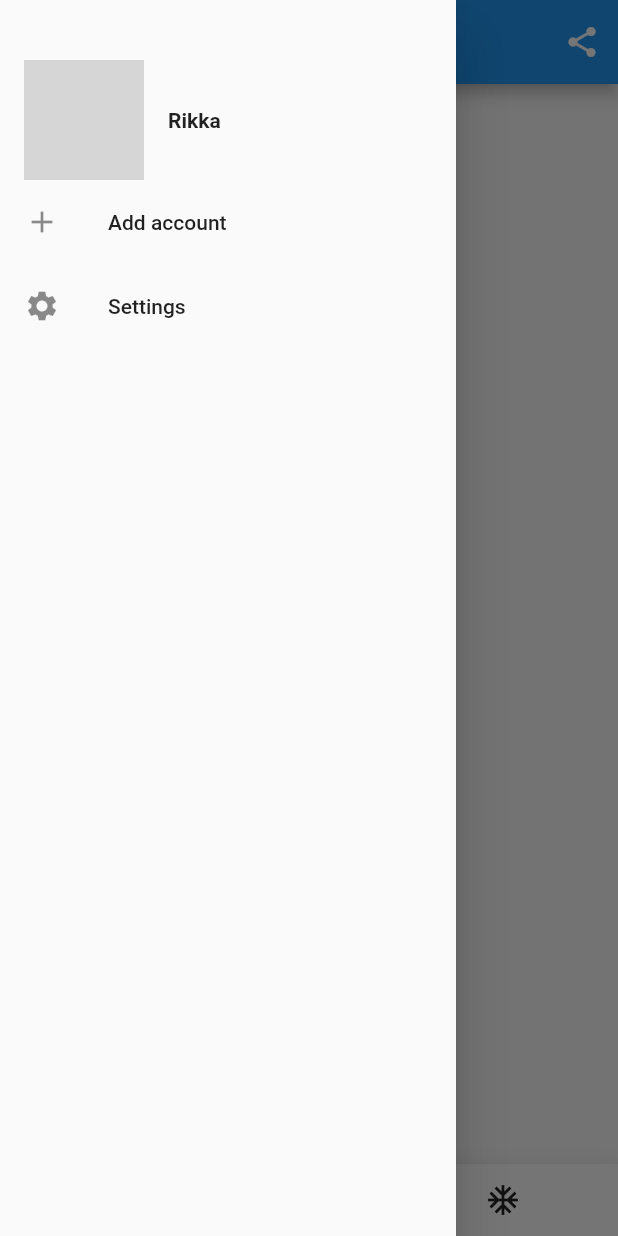
After one commit to Rikkatheworld/flutter_study_demo, a Flutter app: the ScaffoldWidgetRoute screen opened directly, with the side drawer open, on a phone screen of 412 x 824 dp. The commit adds this screen. Run offline on Flutter 3.47's test engine with Material 2 defaults, Android fonts, the light colour scheme and no system bars; grey boxes are pictures that could not be loaded.

Commit message:
scaffold study

```diff
--- a/lib/main.dart
+++ b/lib/main.dart
@@ -2,6 +2,7 @@ import 'package:flutter/material.dart';
 import 'package:flutter_study_demo/basics_widget.dart';
 import 'package:flutter_study_demo/form_demo.dart';
 import 'package:flutter_study_demo/layout_widget.dart';
+import 'package:flutter_study_demo/scaffold_demo.dart';
 import 'package:flutter_study_demo/single_line_container_widget.dart';
 
 import 'clip_widget.dart';
@@ -101,6 +102,18 @@ class MyAppHomePage extends StatelessWidget {
                       builder: (context) => const SingleLineContainerWidgetRoute()));
             },
           ),
+          ElevatedButton(
+            child: const Text(
+              'Scaffold demo',
+              style: TextStyle(fontSize: 10),
+            ),
+            onPressed: () {
+              Navigator.push(
+                  context,
+                  MaterialPageRoute(
+                      builder: (context) => const ScaffoldWidgetRoute()));
+            },
+          ),
         ],
       ),
     );
--- /dev/null
+++ b/lib/scaffold_demo.dart
@@ -0,0 +1,112 @@
+import 'package:flutter/material.dart';
+
+class ScaffoldWidgetRoute extends StatefulWidget {
+  const ScaffoldWidgetRoute({Key? key}) : super(key: key);
+
+  @override
+  State<ScaffoldWidgetRoute> createState() => _ScaffoldWidgetRouteState();
+}
+
+class _ScaffoldWidgetRouteState extends State<ScaffoldWidgetRoute> {
+  int _selectIndex = 1;
+
+  @override
+  Widget build(BuildContext context) {
+    return Scaffold(
+      // 导航栏
+      appBar: AppBar(
+        title: const Text("Scaffold Demo"),
+        leading: Builder(builder: (context) {
+          return IconButton(
+              onPressed: () => {Scaffold.of(context).openDrawer()},
+              icon: const Icon(
+                Icons.dashboard,
+                color: Colors.white,
+              ));
+        }),
+        actions: [
+          // 导航栏右侧菜单
+          IconButton(onPressed: () {}, icon: Icon(Icons.share))
+        ],
+      ),
+      // 抽屉菜单
+      drawer: const MyDrawer(),
+      // 底部导航
+      // bottomNavigationBar: BottomNavigationBar(
+      //   items: const [
+      //     BottomNavigationBarItem(icon: Icon(Icons.home), label: "Home"),
+      //     BottomNavigationBarItem(icon: Icon(Icons.ac_unit), label: "Unit"),
+      //     BottomNavigationBarItem(icon: Icon(Icons.school), label: "School")
+      //   ],
+      //   currentIndex: _selectIndex,
+      //   fixedColor: Colors.blue,
+      //   onTap: (index) => {},
+      // ),
+      bottomNavigationBar: BottomAppBar(
+        color: Colors.white,
+        shape: CircularNotchedRectangle(), // 底部导航栏打一个圆形的洞
+        child: Row(
+          children: [
+            IconButton(
+              icon: Icon(Icons.home),
+              onPressed: () {},
+            ),
+            SizedBox(), //中间位置空出
+            IconButton(onPressed: () {}, icon: Icon(Icons.ac_unit))
+          ],
+          // 均分底部导航栏横向空间
+          mainAxisAlignment: MainAxisAlignment.spaceAround,
+        ),
+      ),
+      // 悬浮按钮
+      floatingActionButtonLocation: FloatingActionButtonLocation.centerDocked,
+      floatingActionButton: FloatingActionButton(
+        child: Icon(Icons.add),
+        onPressed: () => {},
+      ),
+    );
+  }
+}
+
+class MyDrawer extends StatelessWidget {
+  const MyDrawer({Key? key}) : super(key: key);
+
+  @override
+  Widget build(BuildContext context) {
+    return Drawer(
+        child: MediaQuery.removePadding(
+            context: context,
+            // 移除抽屉菜单顶部默认留白
+            removeTop: true,
+            child: Column(
+              crossAxisAlignment: CrossAxisAlignment.start,
+              children: [
+                Padding(
+                    padding: const EdgeInsets.only(top: 40),
+                    child: Row(children: [
+                      Padding(
+                          padding: const EdgeInsets.symmetric(horizontal: 16.0),
+                          child: ClipOval(
+                            child: Image.asset("images/bobo.jpg", width: 80.0),
+                          )),
+                      const Text("Rikka",
+                          style: TextStyle(fontWeight: FontWeight.bold))
+                    ])),
+                Expanded(
+                  child: ListView(
+                    children: const [
+                      ListTile(
+                        leading: const Icon(Icons.add),
+                        title: Text("Add account"),
+                      ),
+                      ListTile(
+                        leading: const Icon(Icons.settings),
+                        title: Text("Settings"),
+                      ),
+                    ],
+                  ),
+                )
+              ],
+            )));
+  }
+}
```
